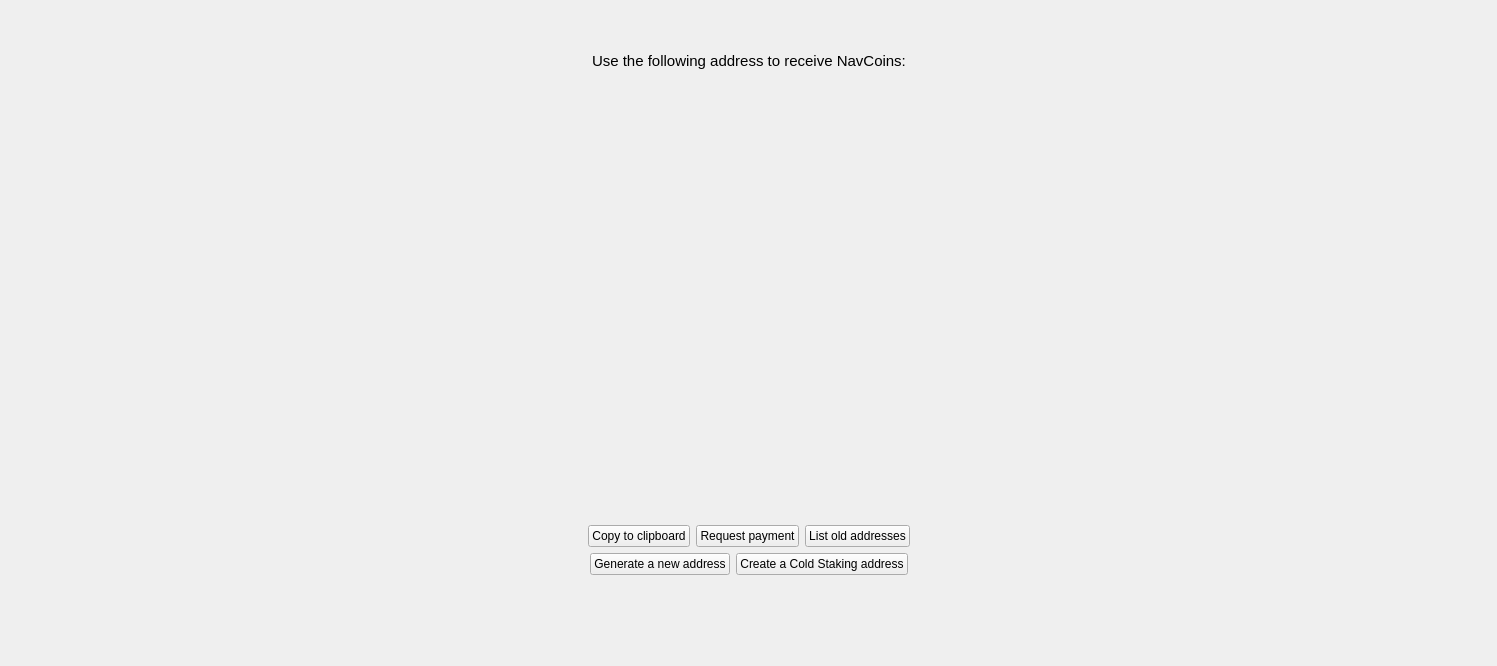
The window that src/qt/getaddresstoreceive.ui (navcoin/navcoin-core) describes before a commit, drawn with Qt 5.
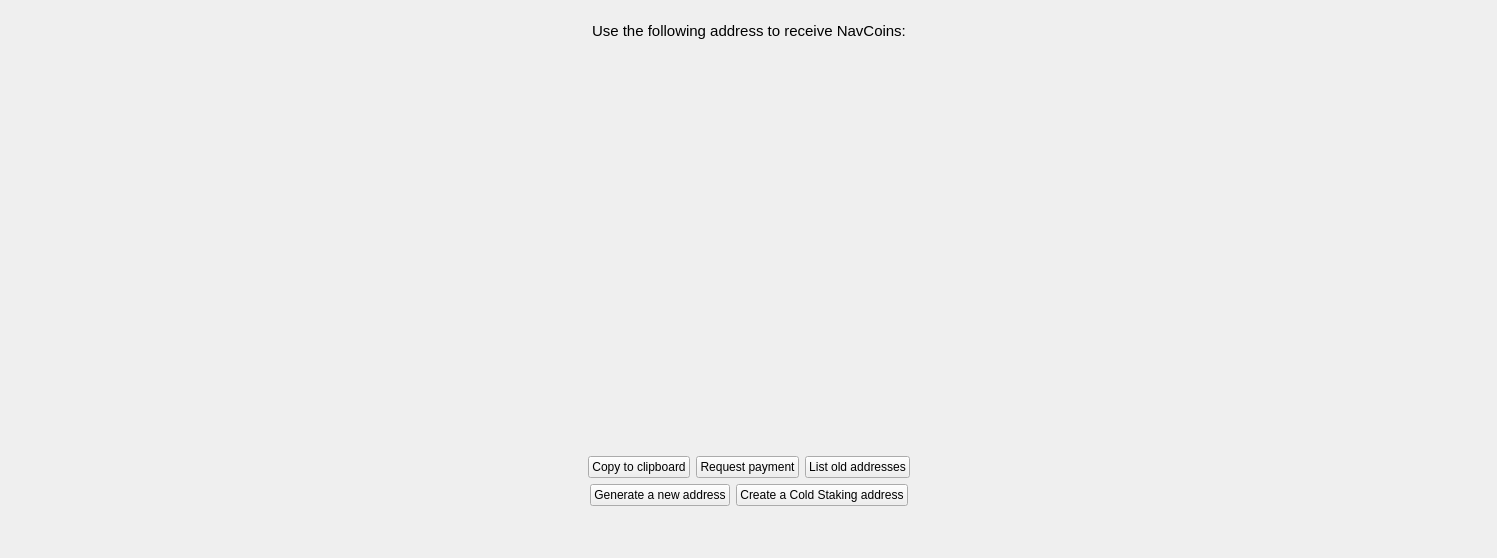
The same window after the commit. Custom widgets are drawn as their Qt base class.

```diff
--- a/src/qt/getaddresstoreceive.ui
+++ b/src/qt/getaddresstoreceive.ui
@@ -10,7 +10,7 @@
     <x>0</x>
     <y>0</y>
     <width>1497</width>
-    <height>666</height>
+    <height>558</height>
    </rect>
   </property>
   <property name="sizePolicy">
@@ -39,7 +39,7 @@
        <property name="sizeHint" stdset="0">
         <size>
          <width>20</width>
-         <height>40</height>
+         <height>10</height>
         </size>
        </property>
       </spacer>
@@ -94,7 +94,7 @@
        <property name="sizeHint" stdset="0">
         <size>
          <width>20</width>
-         <height>40</height>
+         <height>10</height>
         </size>
        </property>
       </spacer>
@@ -202,7 +202,7 @@
        <property name="sizeHint" stdset="0">
         <size>
          <width>20</width>
-         <height>40</height>
+         <height>20</height>
         </size>
        </property>
       </spacer>
@@ -313,7 +313,7 @@
        <property name="sizeHint" stdset="0">
         <size>
          <width>20</width>
-         <height>80</height>
+         <height>10</height>
         </size>
        </property>
       </spacer>
```
